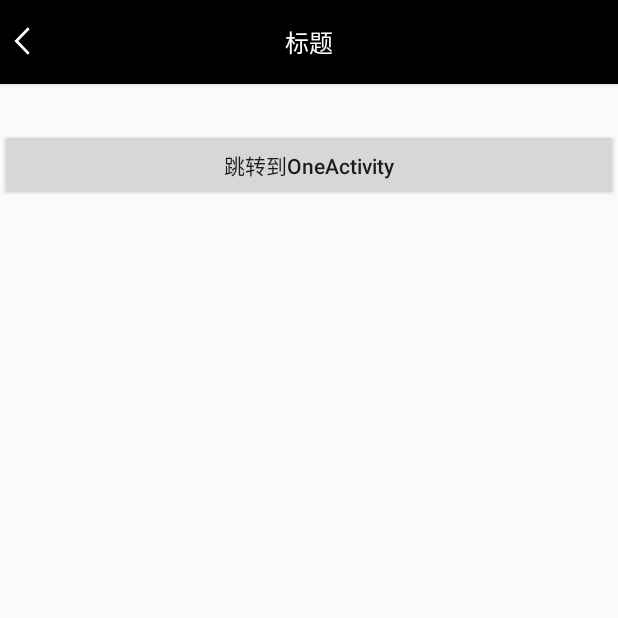
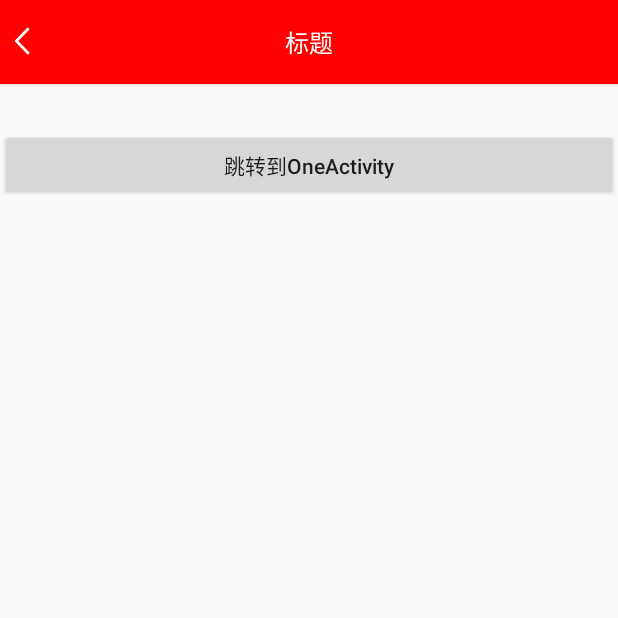
Before and after one commit to JerryAlexLiang/MaterialDesign, an Android app: the OneActivity screen opened directly, with no data from a screen before it, after a tap on "跳转TwoActivity", on a phone screen of 412 x 824 dp, the top half of it. Run offline under Robolectric (Android 15) with nearby library versions, the phone set to English and light mode, and no system bars.

Commit message:
修改代码

```diff
--- a/transparencynavigationactionbar/src/main/AndroidManifest.xml
+++ b/transparencynavigationactionbar/src/main/AndroidManifest.xml
@@ -17,7 +17,7 @@
             </intent-filter>
         </activity>
         <activity android:name=".OneActivity" />
-        <activity android:name=".TwoActivity"></activity>
+        <activity android:name=".TwoActivity"/>
     </application>
 
 </manifest>
--- a/transparencynavigationactionbar/src/main/java/com/example/yangliang/transparencynavigationactionbar/BaseActivity.java
+++ b/transparencynavigationactionbar/src/main/java/com/example/yangliang/transparencynavigationactionbar/BaseActivity.java
@@ -16,7 +16,7 @@ public abstract class BaseActivity extends AppCompatActivity {
     protected void onCreate(Bundle savedInstanceState) {
         if (Build.VERSION.SDK_INT >= Build.VERSION_CODES.LOLLIPOP) {
             //全透明状态栏(不带阴影)
-            getWindow().getDecorView().setSystemUiVisibility(View.SYSTEM_UI_FLAG_LAYOUT_STABLE | View.SYSTEM_UI_FLAG_LAYOUT_FULLSCREEN);
+            getWindow().getDecorView().setSystemUiVisibility( View.SYSTEM_UI_FLAG_LAYOUT_STABLE | View.SYSTEM_UI_FLAG_LAYOUT_FULLSCREEN);
             getWindow().addFlags(WindowManager.LayoutParams.FLAG_DRAWS_SYSTEM_BAR_BACKGROUNDS);
             getWindow().setStatusBarColor(Color.TRANSPARENT);
         } else if (Build.VERSION.SDK_INT >= Build.VERSION_CODES.KITKAT) {
--- a/transparencynavigationactionbar/src/main/java/com/example/yangliang/transparencynavigationactionbar/OneActivity.java
+++ b/transparencynavigationactionbar/src/main/java/com/example/yangliang/transparencynavigationactionbar/OneActivity.java
@@ -12,7 +12,7 @@ import android.view.WindowManager;
 import android.widget.Button;
 import android.widget.FrameLayout;
 
-public class OneActivity extends AppCompatActivity implements View.OnClickListener {
+public class OneActivity extends BaseActivity implements View.OnClickListener {
 
     public static void actionStart(Context context) {
         Intent intent = new Intent(context, OneActivity.class);
@@ -40,15 +40,15 @@ public class OneActivity extends AppCompatActivity implements View.OnClickListen
 ////        ActionBar actionBar = getSupportActionBar();
 ////        actionBar.hide();
 
-        if (Build.VERSION.SDK_INT >= Build.VERSION_CODES.LOLLIPOP) {
-            //全透明状态栏(不带阴影)
-            getWindow().getDecorView().setSystemUiVisibility(View.SYSTEM_UI_FLAG_LAYOUT_STABLE | View.SYSTEM_UI_FLAG_LAYOUT_FULLSCREEN);
-            getWindow().addFlags(WindowManager.LayoutParams.FLAG_DRAWS_SYSTEM_BAR_BACKGROUNDS);
-            getWindow().setStatusBarColor(Color.TRANSPARENT);
-        } else if (Build.VERSION.SDK_INT >= Build.VERSION_CODES.KITKAT) {
-            //半透明状态栏(带阴影)
-            getWindow().addFlags(WindowManager.LayoutParams.FLAG_TRANSLUCENT_STATUS);
-        }
+//        if (Build.VERSION.SDK_INT >= Build.VERSION_CODES.LOLLIPOP) {
+//            //全透明状态栏(不带阴影)
+//            getWindow().getDecorView().setSystemUiVisibility(View.SYSTEM_UI_FLAG_LAYOUT_STABLE | View.SYSTEM_UI_FLAG_LAYOUT_FULLSCREEN);
+//            getWindow().addFlags(WindowManager.LayoutParams.FLAG_DRAWS_SYSTEM_BAR_BACKGROUNDS);
+//            getWindow().setStatusBarColor(Color.TRANSPARENT);
+//        } else if (Build.VERSION.SDK_INT >= Build.VERSION_CODES.KITKAT) {
+//            //半透明状态栏(带阴影)
+//            getWindow().addFlags(WindowManager.LayoutParams.FLAG_TRANSLUCENT_STATUS);
+//        }
 
         FrameLayout actionBarLayout = (FrameLayout) findViewById(R.id.toolbar);
         actionBarLayout.setBackgroundColor(Color.TRANSPARENT);
--- a/transparencynavigationactionbar/src/main/java/com/example/yangliang/transparencynavigationactionbar/TwoActivity.java
+++ b/transparencynavigationactionbar/src/main/java/com/example/yangliang/transparencynavigationactionbar/TwoActivity.java
@@ -12,7 +12,7 @@ import android.view.WindowManager;
 import android.widget.Button;
 import android.widget.FrameLayout;
 
-public class TwoActivity extends AppCompatActivity implements View.OnClickListener {
+public class TwoActivity extends BaseActivity implements View.OnClickListener {
 
     public static void actionStart(Context context) {
         Intent intent = new Intent(context, TwoActivity.class);
@@ -40,19 +40,19 @@ public class TwoActivity extends AppCompatActivity implements View.OnClickListen
 ////        ActionBar actionBar = getSupportActionBar();
 ////        actionBar.hide();
 
-        if (Build.VERSION.SDK_INT >= Build.VERSION_CODES.LOLLIPOP) {
-            //全透明状态栏(不带阴影)
-            getWindow().getDecorView().setSystemUiVisibility(View.SYSTEM_UI_FLAG_LAYOUT_STABLE | View.SYSTEM_UI_FLAG_LAYOUT_FULLSCREEN);
-            getWindow().addFlags(WindowManager.LayoutParams.FLAG_DRAWS_SYSTEM_BAR_BACKGROUNDS);
-            getWindow().setStatusBarColor(Color.TRANSPARENT);
-        } else if (Build.VERSION.SDK_INT >= Build.VERSION_CODES.KITKAT) {
-            //半透明状态栏(带阴影)
-            getWindow().addFlags(WindowManager.LayoutParams.FLAG_TRANSLUCENT_STATUS);
-        }
+//        if (Build.VERSION.SDK_INT >= Build.VERSION_CODES.LOLLIPOP) {
+//            //全透明状态栏(不带阴影)
+//            getWindow().getDecorView().setSystemUiVisibility(View.SYSTEM_UI_FLAG_LAYOUT_STABLE | View.SYSTEM_UI_FLAG_LAYOUT_FULLSCREEN);
+//            getWindow().addFlags(WindowManager.LayoutParams.FLAG_DRAWS_SYSTEM_BAR_BACKGROUNDS);
+//            getWindow().setStatusBarColor(Color.TRANSPARENT);
+//        } else if (Build.VERSION.SDK_INT >= Build.VERSION_CODES.KITKAT) {
+//            //半透明状态栏(带阴影)
+//            getWindow().addFlags(WindowManager.LayoutParams.FLAG_TRANSLUCENT_STATUS);
+//        }
 
         //设置沉浸式状态栏背景为白色
         FrameLayout actionBarLayout = (FrameLayout) findViewById(R.id.toolbar);
-        actionBarLayout.setBackgroundColor(Color.BLACK);
+        actionBarLayout.setBackgroundColor(Color.RED);
         Button jumpOneActivityBtn = (Button) findViewById(R.id.btn_jump_one_activity);
         jumpOneActivityBtn.setOnClickListener(this);
     }
@@ -66,17 +66,17 @@ public class TwoActivity extends AppCompatActivity implements View.OnClickListen
         }
     }
 
-    /**
-     * google官方在安卓6.0以上版本才推出的深色状态栏字体api
-     * <item name="android:windowLightStatusBar">true</item>
-     */
-    private void changeStatusBarTextColor(boolean isBlack) {
-        if (Build.VERSION.SDK_INT > Build.VERSION_CODES.M) {
-            if (isBlack) {
-                getWindow().getDecorView().setSystemUiVisibility(View.SYSTEM_UI_FLAG_LIGHT_STATUS_BAR);//设置状态栏黑色字体
-            } else {
-                getWindow().getDecorView().setSystemUiVisibility(View.SYSTEM_UI_FLAG_VISIBLE);//恢复状态栏白色字体
-            }
-        }
-    }
+//    /**
+//     * google官方在安卓6.0以上版本才推出的深色状态栏字体api
+//     * <item name="android:windowLightStatusBar">true</item>
+//     */
+//    private void changeStatusBarTextColor(boolean isBlack) {
+//        if (Build.VERSION.SDK_INT > Build.VERSION_CODES.M) {
+//            if (isBlack) {
+//                getWindow().getDecorView().setSystemUiVisibility(View.SYSTEM_UI_FLAG_LIGHT_STATUS_BAR);//设置状态栏黑色字体
+//            } else {
+//                getWindow().getDecorView().setSystemUiVisibility(View.SYSTEM_UI_FLAG_VISIBLE);//恢复状态栏白色字体
+//            }
+//        }
+//    }
 }
--- a/transparencynavigationactionbar/src/main/res/layout/layout_toolbar_default.xml
+++ b/transparencynavigationactionbar/src/main/res/layout/layout_toolbar_default.xml
@@ -25,7 +25,7 @@
 
         <TextView
             android:id="@+id/default_toolbar_title"
-            android:layout_width="match_parent"
+            android:layout_width="wrap_content"
             android:layout_height="wrap_content"
             android:layout_centerInParent="true"
             android:layout_marginLeft="46dp"
```
Also changed, not shown: gradle/wrapper/gradle-wrapper.properties.
